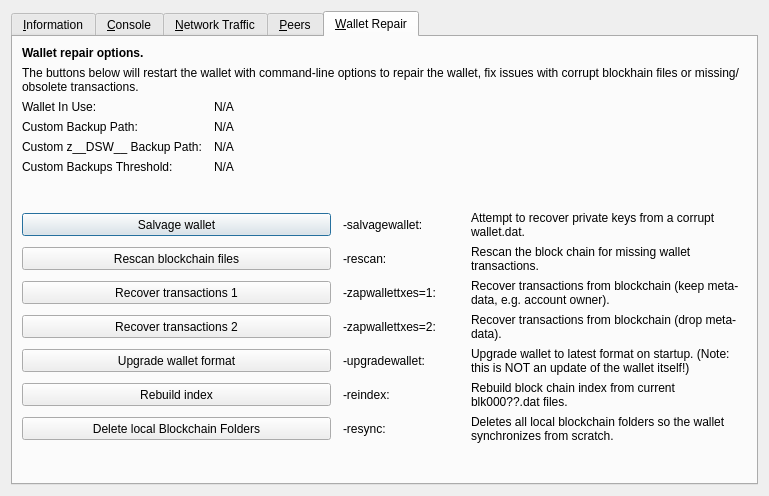
Before: the Qt Designer form src/qt/forms/rpcconsole.ui in decenomy/DSW, drawn with Qt 5.
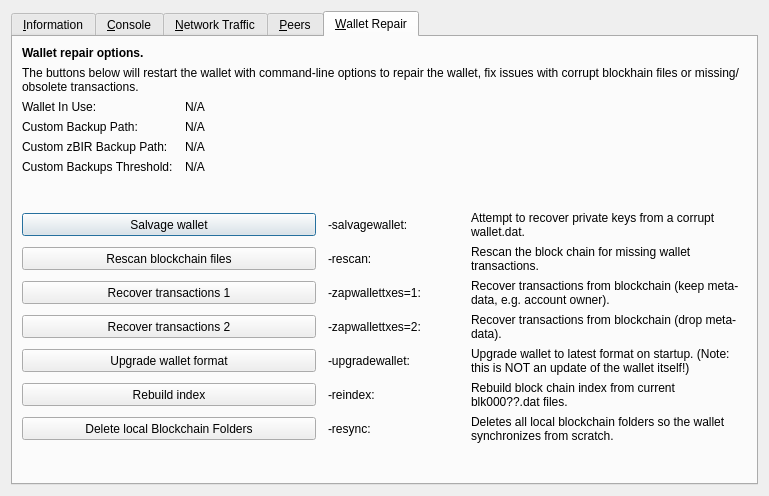
After: the same form once the commit is applied. The open tabs and pages were chosen to show the change. Icons and pictures are not drawn. Custom widgets are drawn as their Qt base class.

```diff
--- a/src/qt/forms/rpcconsole.ui
+++ b/src/qt/forms/rpcconsole.ui
@@ -1333,7 +1333,7 @@
           <bool>false</bool>
          </property>
          <property name="text">
-          <string>Custom z__DSW__ Backup Path:</string>
+          <string>Custom zBIR Backup Path:</string>
          </property>
         </widget>
        </item>
```
Left out of the diff: 2 changed lines with no effect on the pictures.
